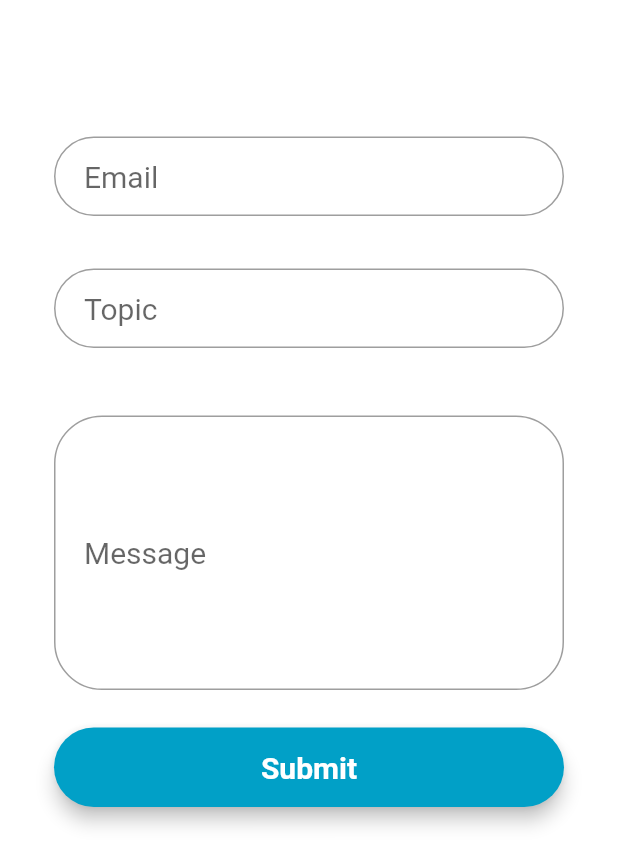
After one commit to ZofiaZinkowska/Aplikacja_mobilna, a Flutter app: the ComposePage screen opened directly, on a phone screen of 412 x 824 dp. The commit adds this screen. Shown: the top 863 px of the screen. Run offline on Flutter 3.47's test engine with Material 2 defaults, Android fonts, the phone set to English and light mode, and no system bars; missing offline and left inert: enough_mail; Roboto replaces fonts that are missing (Montserrat).

Commit message:
Zmiany 31.05.22

```diff
--- /dev/null
+++ b/lib/compose.dart
@@ -0,0 +1,96 @@
+import 'package:aplikacja__mobilna/connect.dart';
+import 'package:flutter/cupertino.dart';
+import 'package:flutter/material.dart';
+
+class ComposePage extends StatefulWidget {
+  ComposePage({Key? key}) : super(key: key);
+
+  @override
+  State<StatefulWidget> createState() => _ComposePageState();
+}
+
+class _ComposePageState extends State<ComposePage> {
+  TextStyle style = TextStyle(fontFamily: 'Montserrat', fontSize: 20.0);
+  final emailController = TextEditingController();
+  final topicController = TextEditingController();
+  final messageController = TextEditingController();
+
+  @override
+  Widget build(BuildContext context) {
+    final emailField = TextField(
+      controller: emailController,
+      obscureText: false,
+      style: style,
+      decoration: InputDecoration(
+          contentPadding: EdgeInsets.fromLTRB(20.0, 15.0, 20.0, 15.0),
+          hintText: "Email",
+          border:
+              OutlineInputBorder(borderRadius: BorderRadius.circular(32.0))),
+    );
+
+    final topicField = TextField(
+      controller: topicController,
+      obscureText: true,
+      style: style,
+      decoration: InputDecoration(
+          contentPadding: EdgeInsets.fromLTRB(20.0, 15.0, 20.0, 15.0),
+          hintText: "Topic",
+          border:
+              OutlineInputBorder(borderRadius: BorderRadius.circular(32.0))),
+    );
+
+    final messageField = TextField(
+      controller: messageController,
+      obscureText: true,
+      style: style,
+      decoration: InputDecoration(
+          contentPadding: EdgeInsets.fromLTRB(20.0, 80.0, 20.0, 80.0),
+          hintText: "Message",
+          border:
+              OutlineInputBorder(borderRadius: BorderRadius.circular(32.0))),
+    );
+
+    final submitButon = Material(
+      elevation: 5.0,
+      borderRadius: BorderRadius.circular(30.0),
+      color: Color(0xff01A0C7),
+      child: MaterialButton(
+        minWidth: MediaQuery.of(context).size.width,
+        padding: EdgeInsets.fromLTRB(20.0, 15.0, 20.0, 15.0),
+        onPressed: () {
+          },
+            child: Text("Submit",
+               textAlign: TextAlign.center,
+               style: style.copyWith(
+               color: Colors.white, fontWeight: FontWeight.bold)),
+      ),
+    );
+
+    return Scaffold(
+        body: SingleChildScrollView(
+      child: Center(
+        child: Container(
+          color: Colors.white,
+          child: Padding(
+            padding: const EdgeInsets.all(36.0),
+            child: Column(
+              crossAxisAlignment: CrossAxisAlignment.center,
+              mainAxisAlignment: MainAxisAlignment.center,
+              children: <Widget>[
+                SizedBox(height: 55.0),
+                emailField,
+                SizedBox(height: 35.0),
+                topicField,
+                SizedBox(height: 45.0),
+                messageField,
+                SizedBox(height: 25.0,),
+                submitButon,
+                SizedBox(height: 25.0,),
+              ],
+            ),
+          ),
+        ),
+      ),
+    ));
+  }
+}
--- /dev/null
+++ b/lib/connect.dart
@@ -0,0 +1,71 @@
+import 'package:aplikacja__mobilna/messages.dart';
+import 'package:enough_mail/enough_mail.dart';
+import 'package:flutter/material.dart';
+
+class ConnectPage extends StatefulWidget {
+  final String? email;
+  final String? password;
+
+  const ConnectPage({Key? key, required this.email, required this.password})
+      : super(key: key);
+
+  @override
+  State<ConnectPage> createState() => _ConnectPageState();
+}
+
+typedef ConnectedCallback = void Function(Mailbox);
+typedef ErrorCallback = void Function(String);
+
+class _ConnectPageState extends State<ConnectPage> {
+  @override
+  Widget build(BuildContext context) {
+    if ((widget.email?.isEmpty ?? true) || (widget.password?.isEmpty ?? true)) {
+      return buildError("Email and password are required");
+    }
+
+    // TODO: Error handling
+    connect(widget.email!, widget.password!).then((messages) => {
+          Navigator.pushReplacement(
+              context,
+              MaterialPageRoute<MessagesPage>(
+                  builder: (context) =>
+                      MessagesPage(title: 'Inbox', messages: messages)))
+        });
+
+    return buildWait();
+  }
+
+  Widget buildError(String message) {
+    return Scaffold(
+      body: Center(
+        child: Text(message),
+      ),
+    );
+  }
+
+  Widget buildWait() {
+    return const Scaffold(
+      body: Center(
+        child: Text("Please wait while we sign you in"),
+      ),
+    );
+  }
+
+  Future<List<MimeMessage>> connect(String email, String password) async {
+    final config = await Discover.discover(widget.email!);
+
+    // TODO: Show error when config is null (could not be detected)
+    final account =
+        MailAccount.fromDiscoveredSettings(email, email, password, config!);
+
+    // TODO: Disable logging
+    final client = MailClient(account, isLogEnabled: true);
+
+    await client.connect();
+    await client.selectInbox();
+
+    final messages = await client.fetchMessages(count: 10);
+
+    return messages;
+  }
+}
--- a/pubspec.yaml
+++ b/pubspec.yaml
@@ -34,6 +34,9 @@ dependencies:
   # The following adds the Cupertino Icons font to your application.
   # Use with the CupertinoIcons class for iOS style icons.
   cupertino_icons: ^1.0.2
+
+  # Mail client
+  enough_mail: ^2.1.0
 
 dev_dependencies:
   flutter_test:
```
Also changed, not shown: lib/main.dart (+25 -10 lines), lib/messages.dart (added, +71 -0 lines), pubspec.lock.
